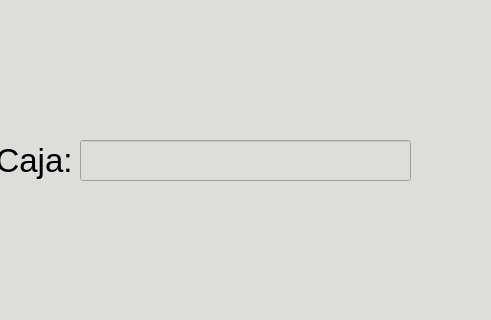
This is UI/main.ui in nssmelmsr/CentroVeterinario as Qt 5 draws it before an edit; both pictures show x 460 to 951 and y 0 to 320 of the 1230 by 880 pixel window. The edited form follows.
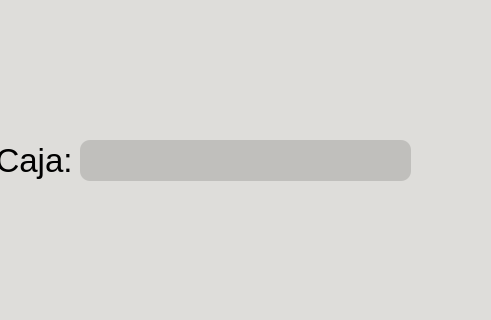
This is the edited form. The open tabs and pages were chosen to show the change. Icons and pictures are not drawn.

```diff
--- a/UI/main.ui
+++ b/UI/main.ui
@@ -1028,6 +1028,14 @@
         <height>41</height>
        </rect>
       </property>
+      <property name="font">
+       <font>
+        <pointsize>16</pointsize>
+       </font>
+      </property>
+      <property name="styleSheet">
+       <string notr="true">background-color:rgb(192, 191, 188);border-radius:10px;color:black</string>
+      </property>
      </widget>
      <widget class="QLabel" name="IP_label">
       <property name="geometry">
```
Left out of the diff: 11 changed lines with no effect on the pictures.
